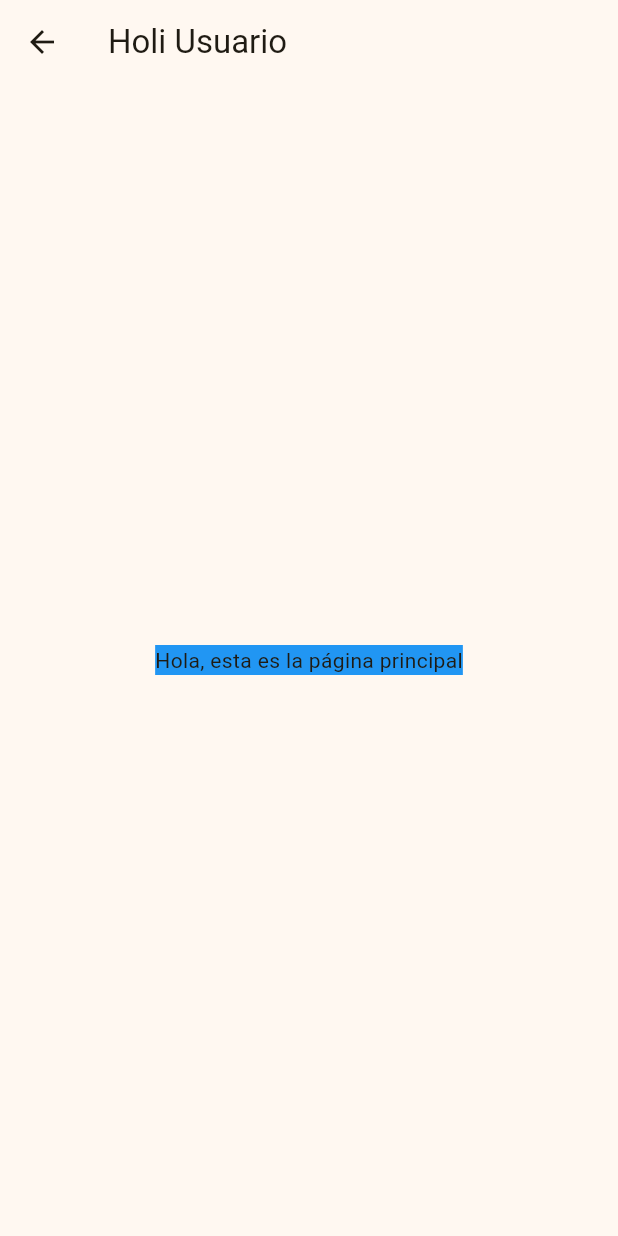
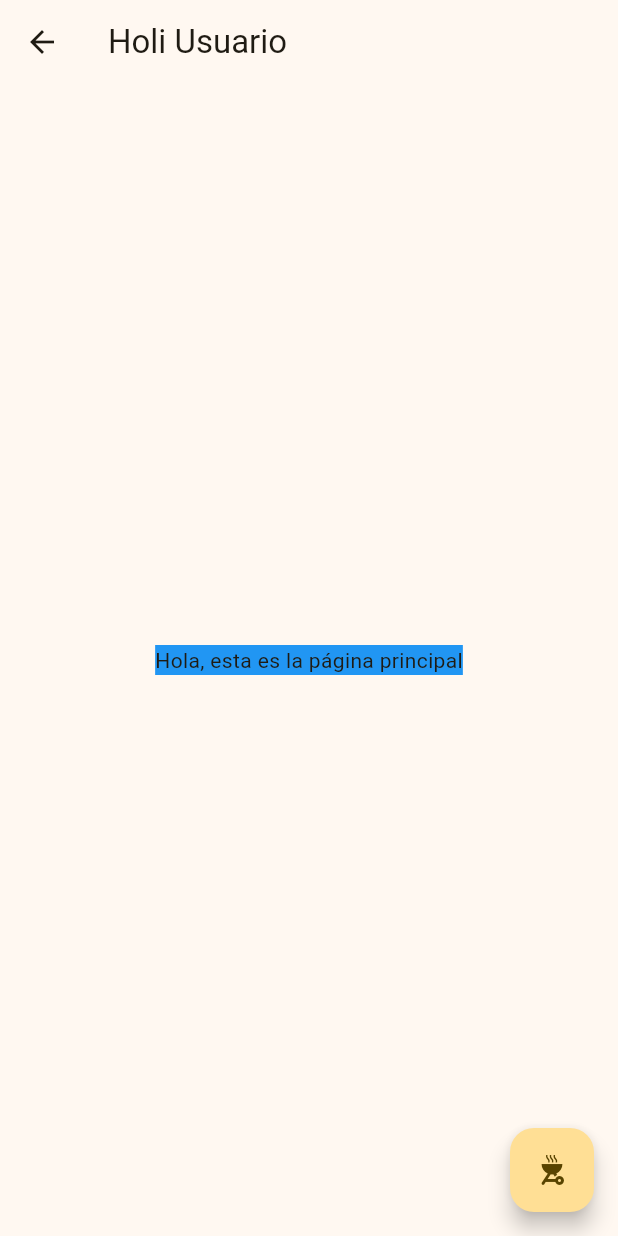
Before and after one commit to IsabelChacon1/Login_AppDemo, a Flutter app: the PrincipalScr screen opened by its route, on a phone screen of 412 x 824 dp. Run offline on Flutter 3.47's test engine with Material 3 defaults, Android fonts, the phone set to English and light mode, and no system bars; our stand-ins replace flutter_secure_storage; accounts and stored records are empty.

Commit message:
Actualización de flutter
y un botón para "cerrar sesion"

```diff
--- a/lib/screens/principal.dart
+++ b/lib/screens/principal.dart
@@ -15,6 +15,17 @@ class PrincipalScr extends StatelessWidget {
           child: Text('Hola, esta es la página principal'),
         ),
       ),
+      floatingActionButton: FloatingActionButton(
+          //botón para regresar a login
+          // style: ButtonStyle(
+          //   backgroundColor: MaterialStateProperty.all<Color>(
+          //       Color.fromARGB(255, 255, 244, 244)),
+          // ),
+          onPressed: () {
+            // Navegar a la pantalla de registro
+            Navigator.pushNamed(context, 'login', arguments: '');
+          },
+          child: Icon(Icons.outdoor_grill)), //botón para regresar a login
     );
   }
 }
--- a/lib/services/auth_services.dart
+++ b/lib/services/auth_services.dart
@@ -5,7 +5,6 @@ import 'package:http/http.dart' as http;
 
 class AuthService extends ChangeNotifier {
   final String _baseUrl = 'LoginPruebaIsa.somee.com';
-  //final String _firebaseToken = 'AIzaSyCD36g1c5N9WPp4PCmVwt2jEzdWIGtglso';
 
   final storage = new FlutterSecureStorage();
 
```
Also changed, not shown: pubspec.lock.
